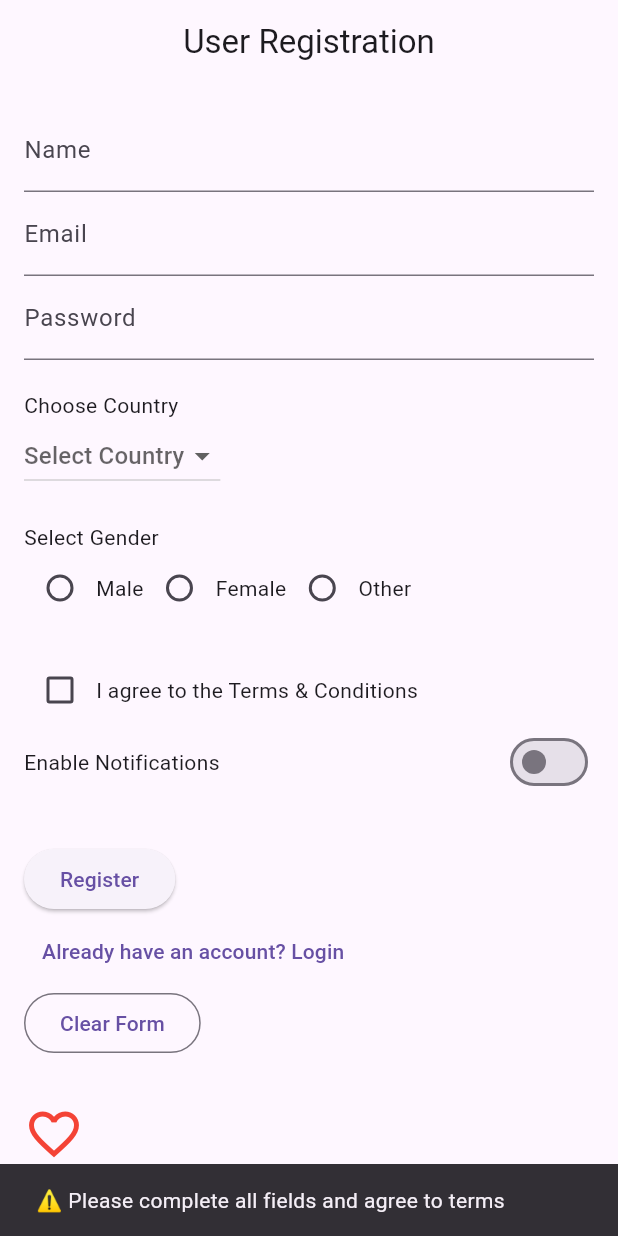
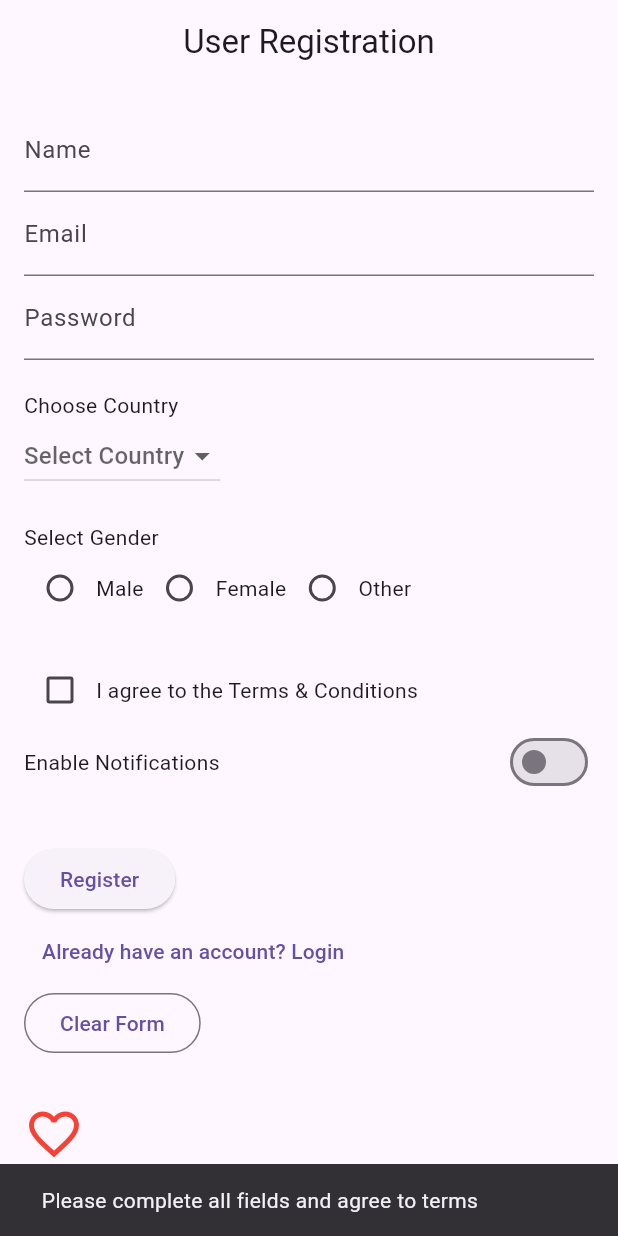
Before and after one commit to hassanbuilds/practice_widgets, a Flutter app: the screen it shows after launch, after a tap on "Register", on a phone screen of 412 x 824 dp. Run offline on Flutter 3.47's test engine with Material 3 defaults, Android fonts, the phone set to English and light mode, and no system bars.

Commit message:
icon removed

```diff
--- a/lib/main.dart
+++ b/lib/main.dart
@@ -57,7 +57,7 @@ class _RegistrationScreenState extends State<RegistrationScreen> {
         !_agreeTerms) {
       ScaffoldMessenger.of(context).showSnackBar(
         const SnackBar(
-          content: Text("⚠️ Please complete all fields and agree to terms"),
+          content: Text(" Please complete all fields and agree to terms"),
         ),
       );
       return;
```
